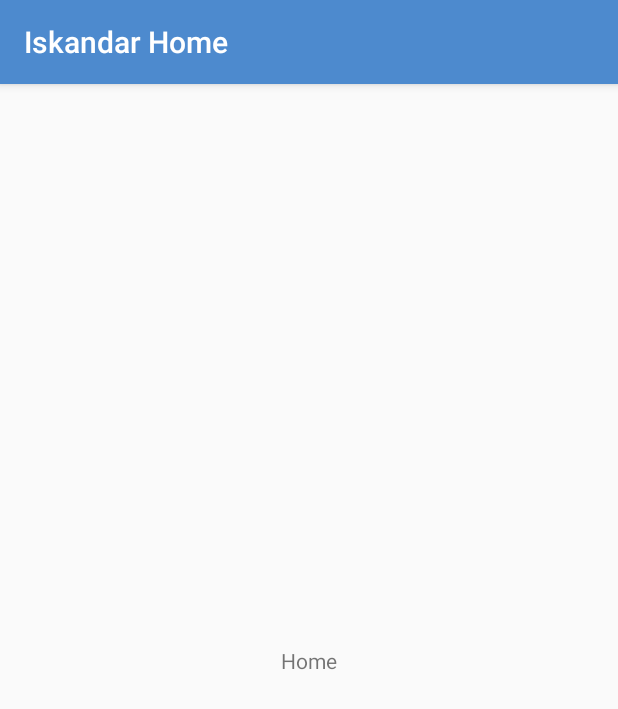
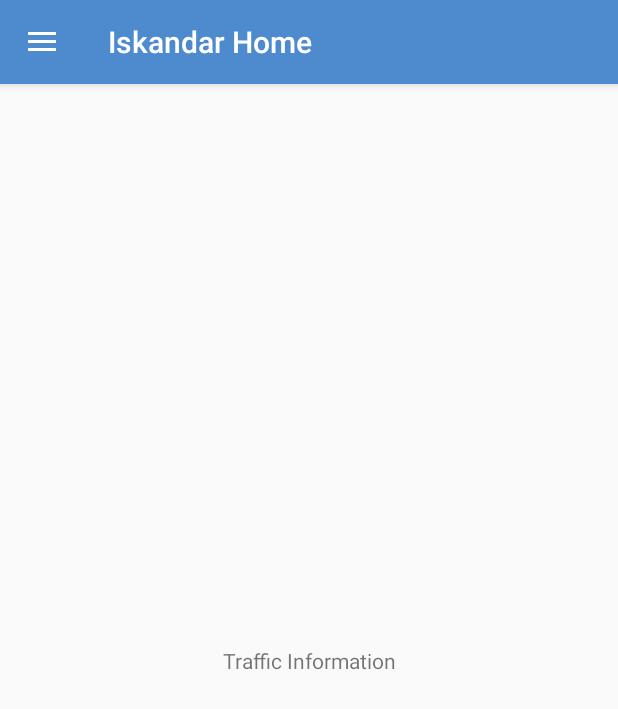
Before and after one commit to pragarct/Iskandar-Smart-Mirror-Android-Companion-App, an Android app: the screen it shows after launch (HomeActivity), after a tap on "QUICK START", on a phone screen of 412 x 824 dp. Shown: the top 709 px of the screen. Run offline under Robolectric (Android 15) with nearby library versions, the phone set to English and light mode, and no system bars.

Commit message:
IMA-004: Navigation Drawer Created (WIP) and Data Validation for First Time Startup

```diff
--- a/app/build.gradle.kts
+++ b/app/build.gradle.kts
@@ -52,8 +52,9 @@ dependencies {
     implementation("androidx.appcompat:appcompat:1.2.0")
     implementation("com.google.android.material:material:1.2.1")
     implementation("androidx.constraintlayout:constraintlayout:2.0.4")
-    implementation("androidx.navigation:navigation-fragment-ktx:2.3.2")
-    implementation("androidx.navigation:navigation-ui-ktx:2.3.2")
+    implementation("androidx.navigation:navigation-fragment-ktx:2.3.3")
+    implementation("androidx.navigation:navigation-ui-ktx:2.3.3")
+    implementation("androidx.legacy:legacy-support-v4:1.0.0")
 
     testImplementation(TestingLib.JUNIT)
 
--- a/app/src/main/java/com/iskandar/mirror/companion/app/activities/ui/HomeActivity.kt
+++ b/app/src/main/java/com/iskandar/mirror/companion/app/activities/ui/HomeActivity.kt
@@ -1,12 +1,43 @@
 package com.iskandar.mirror.companion.app.activities.ui
 
 import android.os.Bundle
+import android.view.MenuItem
+import android.widget.Toast
+import androidx.appcompat.app.ActionBarDrawerToggle
 import com.iskandar.mirror.companion.app.R
 import com.iskandar.mirror.companion.app.classes.BaseActivity
+import kotlinx.android.synthetic.main.activity_home.*
 
 class HomeActivity : BaseActivity() {
+
+    lateinit var toggle: ActionBarDrawerToggle
+
     override fun onCreate(savedInstanceState: Bundle?) {
         super.onCreate(savedInstanceState)
         setContentView(R.layout.activity_home)
+
+        // Navigation Bar Setup
+        toggle = ActionBarDrawerToggle(this, drawer_layout, R.string.open, R.string.close)
+        drawer_layout.addDrawerListener(toggle)
+        toggle.syncState()
+
+        supportActionBar?.setDisplayHomeAsUpEnabled(true)
+
+        side_nav_view.setNavigationItemSelectedListener {
+            when (it.itemId) {
+                R.id.miItem1 -> Toast.makeText(applicationContext, "Clicked Item 1", Toast.LENGTH_SHORT).show()
+                R.id.miItem2 -> Toast.makeText(applicationContext, "Clicked Item 2", Toast.LENGTH_SHORT).show()
+                R.id.miItem3 -> Toast.makeText(applicationContext, "Clicked Item 3", Toast.LENGTH_SHORT).show()
+            }
+            true
+        }
+    }
+
+    override fun onOptionsItemSelected(item: MenuItem): Boolean {
+        if (toggle.onOptionsItemSelected(item)) {
+            return true
+        }
+
+        return super.onOptionsItemSelected(item)
     }
 }
--- a/app/src/main/res/layout/activity_home.xml
+++ b/app/src/main/res/layout/activity_home.xml
@@ -1,18 +1,33 @@
 <?xml version="1.0" encoding="utf-8"?>
-<androidx.constraintlayout.widget.ConstraintLayout xmlns:android="http://schemas.android.com/apk/res/android"
+<androidx.drawerlayout.widget.DrawerLayout
+    xmlns:android="http://schemas.android.com/apk/res/android"
     xmlns:app="http://schemas.android.com/apk/res-auto"
-    xmlns:tools="http://schemas.android.com/tools"
+    android:id="@+id/drawer_layout"
     android:layout_width="match_parent"
-    android:layout_height="match_parent"
-    tools:context=".activities.ui.HomeActivity">
+    android:layout_height="match_parent">
+
+    <androidx.constraintlayout.widget.ConstraintLayout
+        android:layout_width="match_parent"
+        android:layout_height="match_parent">
 
         <TextView
             android:layout_width="wrap_content"
             android:layout_height="wrap_content"
-        android:text="@string/home"
+            android:text="@string/traffic_information"
             app:layout_constraintBottom_toBottomOf="parent"
             app:layout_constraintEnd_toEndOf="parent"
             app:layout_constraintStart_toStartOf="parent"
             app:layout_constraintTop_toTopOf="parent" />
 
     </androidx.constraintlayout.widget.ConstraintLayout>
+
+    <com.google.android.material.navigation.NavigationView
+        android:id="@+id/side_nav_view"
+        android:layout_width="wrap_content"
+        android:layout_height="match_parent"
+        app:headerLayout="@layout/nav_header"
+        app:menu="@menu/nav_drawer_menu"
+        android:layout_gravity="start"
+        android:fitsSystemWindows="true" />
+
+</androidx.drawerlayout.widget.DrawerLayout>
--- /dev/null
+++ b/app/src/main/res/layout/nav_header.xml
@@ -0,0 +1,5 @@
+<?xml version="1.0" encoding="utf-8"?>
+<androidx.constraintlayout.widget.ConstraintLayout
+    xmlns:android="http://schemas.android.com/apk/res/android"
+    android:layout_width="match_parent"
+    android:layout_height="150dp" />
--- /dev/null
+++ b/app/src/main/res/menu/nav_drawer_menu.xml
@@ -0,0 +1,19 @@
+<?xml version="1.0" encoding="utf-8"?>
+<menu
+    xmlns:android="http://schemas.android.com/apk/res/android"
+    android:layout_height="wrap_content"
+    android:layout_width="wrap_content">
+
+    <item
+        android:id="@+id/miItem1"
+        android:title="@string/home" />
+
+    <item
+        android:id="@+id/miItem2"
+        android:title="@string/home" />
+
+    <item
+        android:id="@+id/miItem3"
+        android:title="@string/home" />
+
+</menu>
--- a/app/src/main/res/values/strings.xml
+++ b/app/src/main/res/values/strings.xml
@@ -1,9 +1,12 @@
 <resources xmlns:tools="http://schemas.android.com/tools" tools:locale="en">
 
-<!--    <string name=""></string>   -->
+    <!--    <string name=""></string>   -->
 
     <!--Universal-->
     <string name="app_name">Iskandar Smart Mirror Companion App</string>
+    <string name="open">Open</string>
+    <string name="close">Close</string>
+
 
     <!--Activity Names-->
     <string name="iskandar_initial_setup">Iskandar Initial Setup</string>
@@ -23,6 +26,11 @@
     <string name="home_address">Home Address</string>
     <string name="work_school_address">Work/School Address</string>
 
+    <string name="zip_error_message">Please enter a 5-digit ZIP code.</string>
+    <string name="city_error_message">Please enter a city.</string>
+    <string name="home_address_error_message">Please enter a home address.</string>
+    <string name="work_school_address_error_message">Please enter either your work or school address.</string>
+
     <string name="submit">Submit</string>
 
     <!--Home-->
```
Also changed, not shown: app/src/main/java/com/iskandar/mirror/companion/app/activities/ui/InitialSetupActivity.kt (+38 -2 lines). Lines whose indentation alone changed are shown as unchanged.
